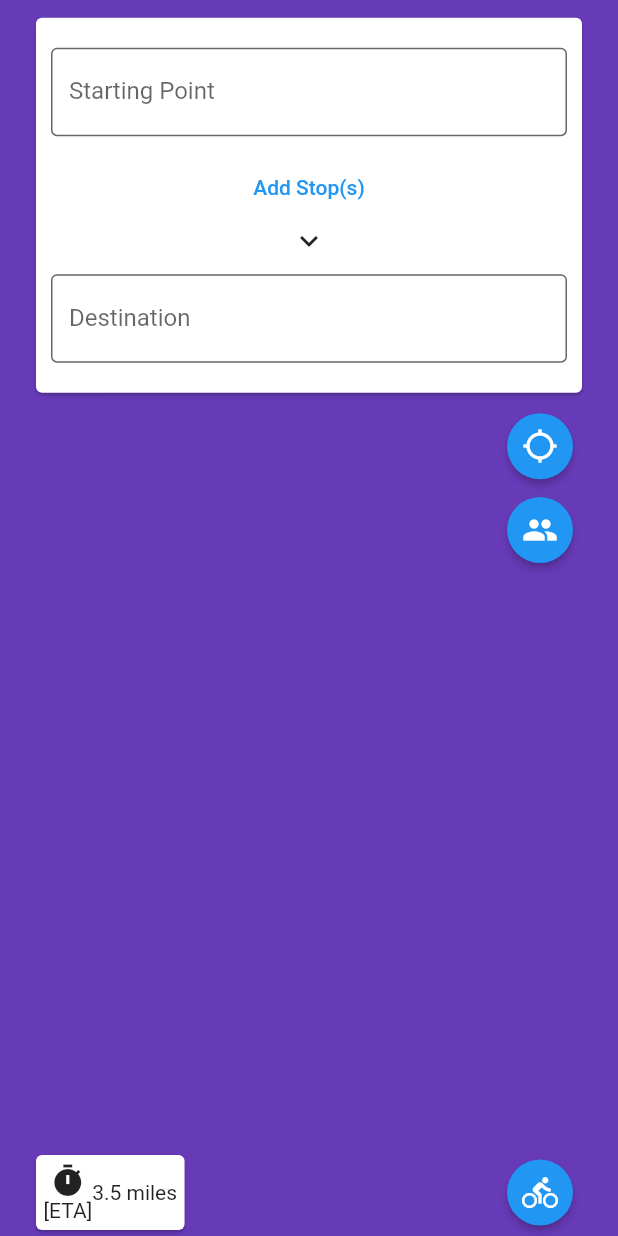
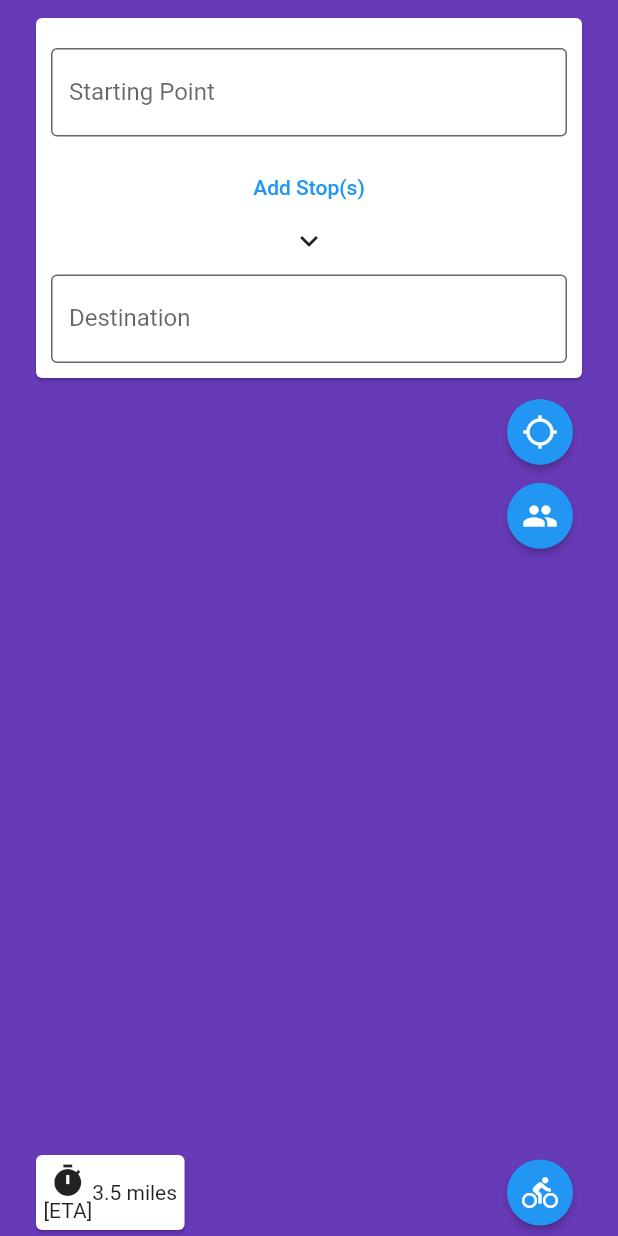
Before and after one commit to McFadden-S/BicycleTripPlanner, a Flutter app: the RoutePlanning screen opened by its route, on a phone screen of 412 x 824 dp. Run offline on Flutter 3.47's test engine with Material 2 defaults, Android fonts, the phone set to English and light mode, and no system bars; our stand-ins replace dio, firebase_core, flutter_dotenv, flutter_html, flutter_spinkit, geolocator and 1 more; missing offline and left inert: flutter_polyline_points, geolocator_web; accounts and stored records are empty.

Commit message:
Delete a comma typo in Home.dart

```diff
--- a/bicycle_trip_planner/lib/widgets/Home.dart
+++ b/bicycle_trip_planner/lib/widgets/Home.dart
@@ -22,7 +22,7 @@ class _HomeState extends State<Home> {
           child: Stack(
             children: [
               MapWidget(),
-              Search(labelTextIn: 'Search',),
+              Search(labelTextIn: 'Search'),
             ],
           )
       ),
--- a/bicycle_trip_planner/lib/widgets/RouteCard.dart
+++ b/bicycle_trip_planner/lib/widgets/RouteCard.dart
@@ -52,8 +52,8 @@ class _RouteCardState extends State<RouteCard> {
           child: InkWell(
               splashColor: Colors.deepPurple.withAlpha(30),
               onTap: ()=>setExtendRoutePlanningView(),
-              child: SizedBox(
-                height: !extendedRoutePlanning ? 250 : 350,
+              child: Expanded(
+               // height: !extendedRoutePlanning ? 250 : 350,
                 child: Column(
                   mainAxisAlignment: MainAxisAlignment.start,
                   children: [
```
